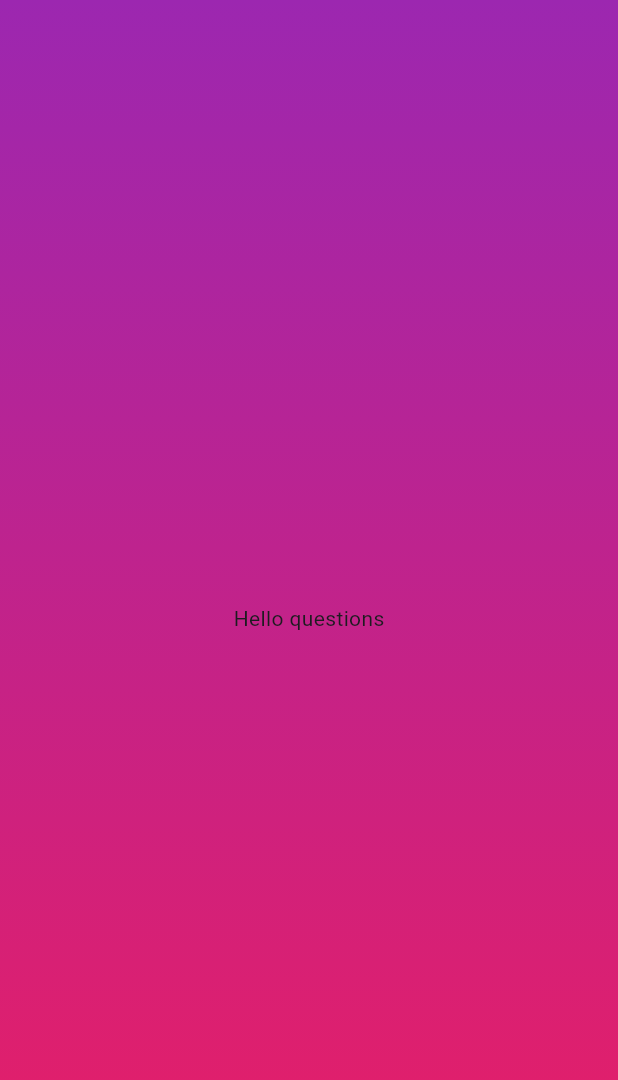
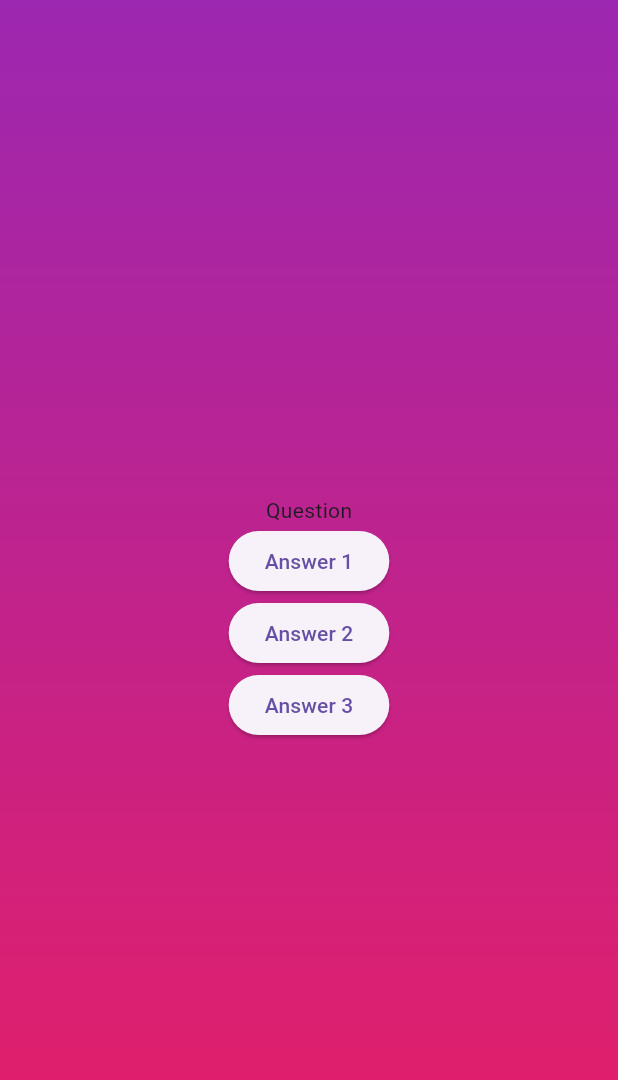
Before and after one commit to Markiu200/flutter_quizz_app, a Flutter app: the screen it shows after launch, after a tap on "Start Quiz", on a phone screen of 412 x 824 dp. Shown: the top 1080 px of the screen. Run offline on Flutter 3.47's test engine with Material 3 defaults, Android fonts, the phone set to English and light mode, and no system bars.

Commit message:
Make question screen display placeholder question
udemy: https://www.udemy.com/course/learn-flutter-dart-to-build-ios-android-apps/learn/lecture/37131344#overview

```diff
--- a/lib/questions_screen.dart
+++ b/lib/questions_screen.dart
@@ -16,7 +16,18 @@ class _QuestionsScreenState extends State<QuestionsScreen> {
     return MaterialApp(
       home: Scaffold(
         body: GradientContainer(
-          containerChild: Center(child: const Text("Hello questions")),
+          containerChild: SizedBox(
+            width: double.infinity,
+            child: Column(
+              mainAxisAlignment: MainAxisAlignment.center,
+              children: [
+                const Text("Question"),
+                ElevatedButton(onPressed: () {}, child: const Text("Answer 1")),
+                ElevatedButton(onPressed: () {}, child: const Text("Answer 2")),
+                ElevatedButton(onPressed: () {}, child: const Text("Answer 3")),
+              ],
+            ),
+          ),
         ),
       ),
     );
```
